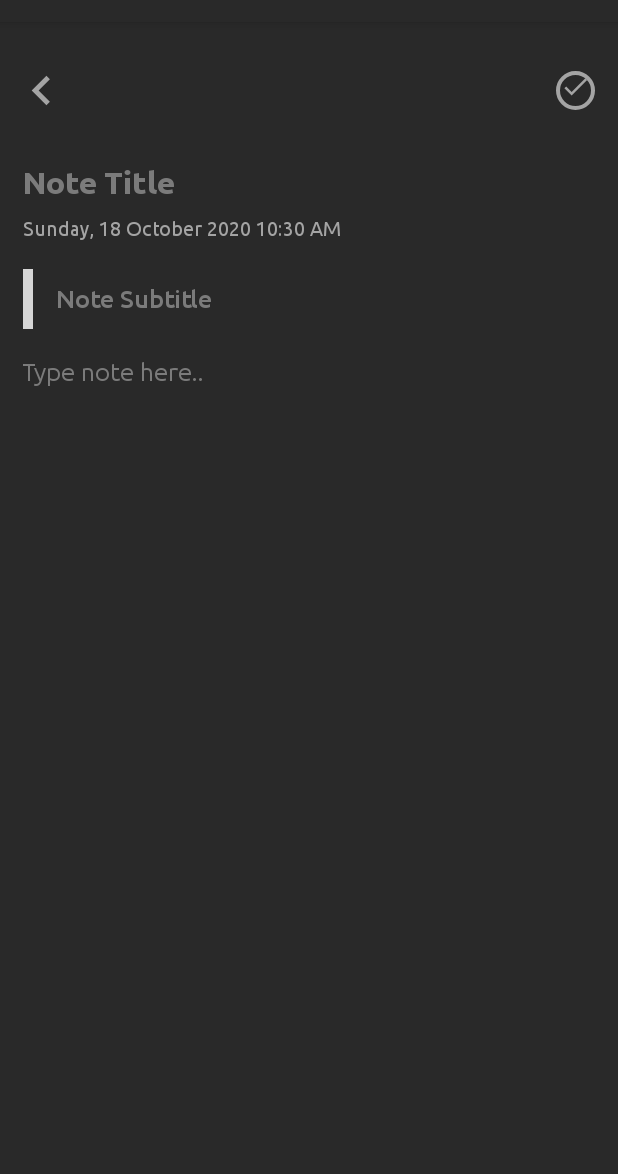
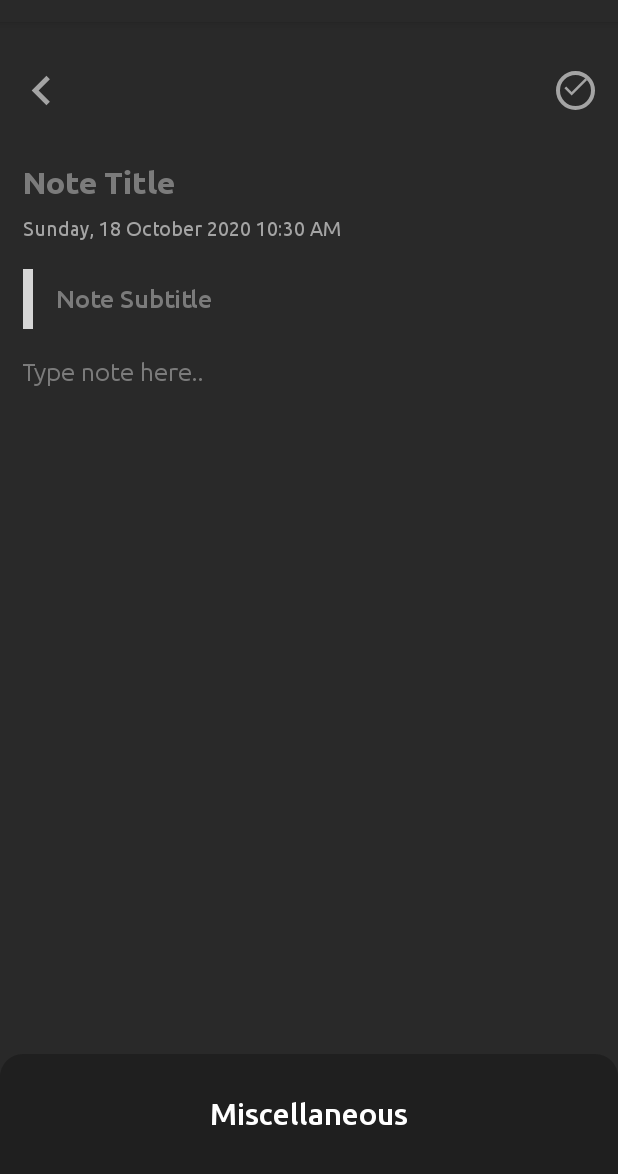
Before and after one commit to Fonsoooo/JAMNotes, an Android app: the CreateNoteActivity screen opened directly, with no data from a screen before it, on a phone screen of 412 x 824 dp, the part 62-1236 px from its top. Run offline under Robolectric (Android 15) with nearby library versions, the phone set to English and light mode, and no system bars; our stand-ins replace sdp/ssp sizes; 2 statements that could not run were skipped; grey boxes are pictures that could not be loaded.

Commit message:
Note Colors -added feature to select note color

```diff
--- a/app/src/main/java/com/example/mynotessss/activities/CreateNoteActivity.java
+++ b/app/src/main/java/com/example/mynotessss/activities/CreateNoteActivity.java
@@ -4,17 +4,21 @@
 
 import android.annotation.SuppressLint;
 import android.content.Intent;
+import android.graphics.Color;
+import android.graphics.drawable.GradientDrawable;
 import android.os.AsyncTask;
 import android.os.Bundle;
 import android.view.View;
 import android.widget.EditText;
 import android.widget.ImageView;
+import android.widget.LinearLayout;
 import android.widget.TextView;
 import android.widget.Toast;
 
 import com.example.mynotessss.R;
 import com.example.mynotessss.database.NotesDatabase;
 import com.example.mynotessss.entities.Note;
+import com.google.android.material.bottomsheet.BottomSheetBehavior;
 
 import java.text.SimpleDateFormat;
 import java.util.Date;
@@ -24,6 +28,10 @@
 
     private EditText inputNoteTitle, inputNoteSubtitle, inputNoteText;
     private TextView textDateTime;
+    private View viewSubtitleIndicator;
+
+    private String selectedNoteColor;
+
 
     @Override
     protected void onCreate(Bundle savedInstanceState) {
@@ -42,6 +50,7 @@
         inputNoteSubtitle = findViewById(R.id.inputNoteSubtitle);
         inputNoteText = findViewById(R.id.inputNote);
         textDateTime = findViewById(R.id.textDateTime);
+        viewSubtitleIndicator = findViewById(R.id.viewSubtitleIndicator);
 
         textDateTime.setText(
                 new SimpleDateFormat("EEEE, dd MMMM yyyy HH:mm a", Locale.getDefault())
@@ -58,7 +67,10 @@
             }
         });
 
+        selectedNoteColor = "#333333";
 
+        initMiscellaneous();
+        setSubtitleIndicatorColor();
 
     }
 
@@ -77,6 +89,7 @@
         note.setSubtitle(inputNoteSubtitle.getText().toString());
         note.setNoteText(inputNoteText.getText().toString());
         note.setDateTime(textDateTime.getText().toString());
+        note.setColor(selectedNoteColor);
 
         @SuppressLint("StaticFieldLeak")
         class SaveNoteTask extends AsyncTask<Void, Void, Void> {
@@ -97,4 +110,95 @@
 
         new SaveNoteTask().execute();
     }
+
+    private void initMiscellaneous() {
+        final LinearLayout layoutMiscellaneous = findViewById(R.id.layoutMiscellaneous);
+        final BottomSheetBehavior<LinearLayout> bottomSheetBehavior = BottomSheetBehavior.from(layoutMiscellaneous);
+        layoutMiscellaneous.findViewById(R.id.textMiscellanous).setOnClickListener(new View.OnClickListener() {
+            @Override
+            public void onClick(View v) {
+                if(bottomSheetBehavior.getState() != BottomSheetBehavior.STATE_EXPANDED) {
+                    bottomSheetBehavior.setState(BottomSheetBehavior.STATE_EXPANDED);
+                } else {
+                    bottomSheetBehavior.setState(BottomSheetBehavior.STATE_COLLAPSED);
+                }
+            }
+        });
+
+        final ImageView imageColor1 = layoutMiscellaneous.findViewById(R.id.imageColor1);
+        final ImageView imageColor2 = layoutMiscellaneous.findViewById(R.id.imageColor2);
+        final ImageView imageColor3 = layoutMiscellaneous.findViewById(R.id.imageColor3);
+        final ImageView imageColor4 = layoutMiscellaneous.findViewById(R.id.imageColor4);
+        final ImageView imageColor5 = layoutMiscellaneous.findViewById(R.id.imageColor5);
+
+        layoutMiscellaneous.findViewById(R.id.viewColor1).setOnClickListener(new View.OnClickListener() {
+            @Override
+            public void onClick(View v) {
+                selectedNoteColor = "#333333";
+                imageColor1.setImageResource(R.drawable.ic_done);
+                imageColor2.setImageResource(0);
+                imageColor3.setImageResource(0);
+                imageColor4.setImageResource(0);
+                imageColor5.setImageResource(0);
+                setSubtitleIndicatorColor();
+            }
+        });
+
+        layoutMiscellaneous.findViewById(R.id.viewColor2).setOnClickListener(new View.OnClickListener() {
+            @Override
+            public void onClick(View v) {
+                selectedNoteColor = "#FDBE3B";
+                imageColor1.setImageResource(0);
+                imageColor2.setImageResource(R.drawable.ic_done);
+                imageColor3.setImageResource(0);
+                imageColor4.setImageResource(0);
+                imageColor5.setImageResource(0);
+                setSubtitleIndicatorColor();
+            }
+        });
+
+        layoutMiscellaneous.findViewById(R.id.viewColor3).setOnClickListener(new View.OnClickListener() {
+            @Override
+            public void onClick(View v) {
+                selectedNoteColor = "#FF4842";
+                imageColor1.setImageResource(0);
+                imageColor2.setImageResource(0);
+                imageColor3.setImageResource(R.drawable.ic_done);
+                imageColor4.setImageResource(0);
+                imageColor5.setImageResource(0);
+                setSubtitleIndicatorColor();
+            }
+        });
+
+        layoutMiscellaneous.findViewById(R.id.viewColor4).setOnClickListener(new View.OnClickListener() {
+            @Override
+            public void onClick(View v) {
+                selectedNoteColor = "#3A52Fc";
+                imageColor1.setImageResource(0);
+                imageColor2.setImageResource(0);
+                imageColor3.setImageResource(0);
+                imageColor4.setImageResource(R.drawable.ic_done);
+                imageColor5.setImageResource(0);
+                setSubtitleIndicatorColor();
+            }
+        });
+
+        layoutMiscellaneous.findViewById(R.id.viewColor5).setOnClickListener(new View.OnClickListener() {
+            @Override
+            public void onClick(View v) {
+                selectedNoteColor = "#000000";
+                imageColor1.setImageResource(0);
+                imageColor2.setImageResource(0);
+                imageColor3.setImageResource(0);
+                imageColor4.setImageResource(0);
+                imageColor5.setImageResource(R.drawable.ic_done);
+                setSubtitleIndicatorColor();
+            }
+        });
+    }
+
+    private void setSubtitleIndicatorColor() {
+        GradientDrawable gradientDrawable = (GradientDrawable) viewSubtitleIndicator.getBackground();
+        gradientDrawable.setColor(Color.parseColor(selectedNoteColor));
+    }
 }
--- a/app/src/main/java/com/example/mynotessss/adapters/NotesAdapter.java
+++ b/app/src/main/java/com/example/mynotessss/adapters/NotesAdapter.java
@@ -1,8 +1,11 @@
 package com.example.mynotessss.adapters;
 
+import android.graphics.Color;
+import android.graphics.drawable.GradientDrawable;
 import android.view.LayoutInflater;
 import android.view.View;
 import android.view.ViewGroup;
+import android.widget.LinearLayout;
 import android.widget.TextView;
 
 import androidx.annotation.NonNull;
@@ -51,6 +54,7 @@
     static class NoteViewHolder extends RecyclerView.ViewHolder {
 
         TextView textTitle, textSubtitle, textDateTime;
+        LinearLayout layoutNote;
 
 
 
@@ -59,6 +63,7 @@
             textTitle = itemView.findViewById(R.id.textTitle);
             textSubtitle = itemView.findViewById(R.id.textSubtitle);
             textDateTime = itemView.findViewById(R.id.textDateTime);
+            layoutNote = itemView.findViewById(R.id.layoutNote);
         }
 
         void setNote(Note note) {
@@ -69,6 +74,13 @@
                 textSubtitle.setText(note.getSubtitle());
             }
             textDateTime.setText(note.getDateTime());
+
+            GradientDrawable gradientDrawable = (GradientDrawable) layoutNote.getBackground();
+            if(note.getColor() != null){
+                gradientDrawable.setColor(Color.parseColor(note.getColor()));
+            } else {
+                gradientDrawable.setColor(Color.parseColor("#333333"));
+            }
         }
 
     }
--- /dev/null
+++ b/app/src/main/res/drawable/background_miscellaneous.xml
@@ -0,0 +1,10 @@
+<?xml version="1.0" encoding="utf-8"?>
+<shape xmlns:android="http://schemas.android.com/apk/res/android">
+    android:shape="rectangle">
+
+    <solid android:color="@color/colorMiscellaneousBackground" />
+    <corners
+        android:topLeftRadius="15sp"
+        android:topRightRadius="15sp" />
+
+</shape>
--- /dev/null
+++ b/app/src/main/res/drawable/background_note_color_1.xml
@@ -0,0 +1,39 @@
+<?xml version="1.0" encoding="utf-8"?>
+<layer-list xmlns:android="http://schemas.android.com/apk/res/android">
+
+    <item>
+
+        <shape android:shape="oval">
+            <stroke
+                android:width="2sp"
+                android:color="@color/colorDefaultNoteColor"/>
+        </shape>
+
+    </item>
+
+    <item
+        android:bottom="3sp"
+        android:left="3sp"
+        android:right="3sp"
+        android:top="3sp">
+
+        <shape android:shape="oval">
+            <stroke
+                android:width="6sp"
+                android:color="@color/colorMiscellaneousBackground" />
+        </shape>
+    </item>
+
+    <item
+        android:bottom="6sp"
+        android:left="6sp"
+        android:right="6sp"
+        android:top="6sp">
+
+        <shape android:shape="oval">
+            <solid android:color="@color/colorMiscellaneousBackground" />
+        </shape>
+
+    </item>
+
+</layer-list>
--- /dev/null
+++ b/app/src/main/res/drawable/background_note_color_2.xml
@@ -0,0 +1,39 @@
+<?xml version="1.0" encoding="utf-8"?>
+<layer-list xmlns:android="http://schemas.android.com/apk/res/android">
+
+    <item>
+
+        <shape android:shape="oval">
+            <stroke
+                android:width="2sp"
+                android:color="@color/colorNoteColor2"/>
+        </shape>
+
+    </item>
+
+    <item
+        android:bottom="3sp"
+        android:left="3sp"
+        android:right="3sp"
+        android:top="3sp">
+
+        <shape android:shape="oval">
+            <stroke
+                android:width="6sp"
+                android:color="@color/colorMiscellaneousBackground" />
+        </shape>
+    </item>
+
+    <item
+        android:bottom="6sp"
+        android:left="6sp"
+        android:right="6sp"
+        android:top="6sp">
+
+        <shape android:shape="oval">
+            <solid android:color="@color/colorNoteColor2" />
+        </shape>
+
+    </item>
+
+</layer-list>
--- /dev/null
+++ b/app/src/main/res/drawable/background_note_color_3.xml
@@ -0,0 +1,39 @@
+<?xml version="1.0" encoding="utf-8"?>
+<layer-list xmlns:android="http://schemas.android.com/apk/res/android">
+
+    <item>
+
+        <shape android:shape="oval">
+            <stroke
+                android:width="2sp"
+                android:color="@color/colorNoteColor3"/>
+        </shape>
+
+    </item>
+
+    <item
+        android:bottom="3sp"
+        android:left="3sp"
+        android:right="3sp"
+        android:top="3sp">
+
+        <shape android:shape="oval">
+            <stroke
+                android:width="6sp"
+                android:color="@color/colorMiscellaneousBackground" />
+        </shape>
+    </item>
+
+    <item
+        android:bottom="6sp"
+        android:left="6sp"
+        android:right="6sp"
+        android:top="6sp">
+
+        <shape android:shape="oval">
+            <solid android:color="@color/colorNoteColor3" />
+        </shape>
+
+    </item>
+
+</layer-list>
--- /dev/null
+++ b/app/src/main/res/drawable/background_note_color_4.xml
@@ -0,0 +1,39 @@
+<?xml version="1.0" encoding="utf-8"?>
+<layer-list xmlns:android="http://schemas.android.com/apk/res/android">
+
+    <item>
+
+        <shape android:shape="oval">
+            <stroke
+                android:width="2sp"
+                android:color="@color/colorNoteColor4"/>
+        </shape>
+
+    </item>
+
+    <item
+        android:bottom="3sp"
+        android:left="3sp"
+        android:right="3sp"
+        android:top="3sp">
+
+        <shape android:shape="oval">
+            <stroke
+                android:width="6sp"
+                android:color="@color/colorMiscellaneousBackground" />
+        </shape>
+    </item>
+
+    <item
+        android:bottom="6sp"
+        android:left="6sp"
+        android:right="6sp"
+        android:top="6sp">
+
+        <shape android:shape="oval">
+            <solid android:color="@color/colorNoteColor4" />
+        </shape>
+
+    </item>
+
+</layer-list>
--- /dev/null
+++ b/app/src/main/res/drawable/background_note_color_5.xml
@@ -0,0 +1,39 @@
+<?xml version="1.0" encoding="utf-8"?>
+<layer-list xmlns:android="http://schemas.android.com/apk/res/android">
+
+    <item>
+
+        <shape android:shape="oval">
+            <stroke
+                android:width="2sp"
+                android:color="@color/colorNoteColor5"/>
+        </shape>
+
+    </item>
+
+    <item
+        android:bottom="3sp"
+        android:left="3sp"
+        android:right="3sp"
+        android:top="3sp">
+
+        <shape android:shape="oval">
+            <stroke
+                android:width="6sp"
+                android:color="@color/colorMiscellaneousBackground" />
+        </shape>
+    </item>
+
+    <item
+        android:bottom="6sp"
+        android:left="6sp"
+        android:right="6sp"
+        android:top="6sp">
+
+        <shape android:shape="oval">
+            <solid android:color="@color/colorNoteColor5" />
+        </shape>
+
+    </item>
+
+</layer-list>
--- a/app/src/main/res/layout/activity_create_note.xml
+++ b/app/src/main/res/layout/activity_create_note.xml
@@ -135,6 +135,9 @@
 
     </ScrollView>
 
+    <include layout="@layout/layout_miscellaneous" />
+
+
 
 
 </androidx.coordinatorlayout.widget.CoordinatorLayout>
--- /dev/null
+++ b/app/src/main/res/layout/layout_miscellaneous.xml
@@ -0,0 +1,145 @@
+<?xml version="1.0" encoding="utf-8"?>
+
+<LinearLayout xmlns:android="http://schemas.android.com/apk/res/android"
+    xmlns:app="http://schemas.android.com/apk/res-auto"
+    android:id="@+id/layoutMiscellaneous"
+    android:orientation="vertical"
+    android:layout_width="match_parent"
+    android:layout_height="match_parent"
+    android:background="@drawable/background_miscellaneous"
+    app:behavior_peekHeight="80dp"
+    app:layout_behavior="@string/bottom_sheet_behavior">
+
+    <TextView
+        android:id="@+id/textMiscellanous"
+        android:layout_width="match_parent"
+        android:layout_height="80sp"
+        android:fontFamily="@font/ubuntu_medium"
+        android:gravity="center"
+        android:includeFontPadding="false"
+        android:text="Miscellaneous"
+        android:textColor="@color/colorWhite"
+        android:textSize="20sp"/>
+
+    <LinearLayout
+        android:id="@+id/layoutNoteColor"
+        android:layout_width="match_parent"
+        android:layout_height="wrap_content"
+        android:layout_margin="10sp"
+        android:gravity="center_vertical"
+        android:orientation="horizontal">
+
+        <FrameLayout
+            android:layout_width="0dp"
+            android:layout_height="wrap_content"
+            android:layout_weight="1">
+
+            <View
+                android:id="@+id/viewColor1"
+                android:layout_width="40dp"
+                android:layout_height="40dp"
+                android:background="@drawable/background_note_color_1" />
+
+            <ImageView
+                android:id="@+id/imageColor1"
+                android:layout_width="40dp"
+                android:layout_height="40dp"
+                android:contentDescription="@string/app_name"
+                android:padding="10dp"
+                android:src="@drawable/ic_done"
+                app:tint="@color/colorWhite" />
+        </FrameLayout>
+
+        <FrameLayout
+            android:layout_width="0dp"
+            android:layout_height="wrap_content"
+            android:layout_weight="1">
+
+            <View
+                android:id="@+id/viewColor2"
+                android:layout_width="40dp"
+                android:layout_height="40dp"
+                android:background="@drawable/background_note_color_2" />
+
+            <ImageView
+                android:id="@+id/imageColor2"
+                android:layout_width="40dp"
+                android:layout_height="40dp"
+                android:contentDescription="@string/app_name"
+                android:padding="10dp"
+                app:tint="@color/colorWhite" />
+        </FrameLayout>
+
+        <FrameLayout
+            android:layout_width="0dp"
+            android:layout_height="wrap_content"
+            android:layout_weight="1">
+
+            <View
+                android:id="@+id/viewColor3"
+                android:layout_width="40dp"
+                android:layout_height="40dp"
+                android:background="@drawable/background_note_color_3" />
+
+            <ImageView
+                android:id="@+id/imageColor3"
+                android:layout_width="40dp"
+                android:layout_height="40dp"
+                android:contentDescription="@string/app_name"
+                android:padding="10dp"
+                app:tint="@color/colorWhite" />
+        </FrameLayout>
+
+        <FrameLayout
+            android:layout_width="0dp"
+            android:layout_height="wrap_content"
+            android:layout_weight="1">
+
+            <View
+                android:id="@+id/viewColor4"
+                android:layout_width="40dp"
+                android:layout_height="40dp"
+                android:background="@drawable/background_note_color_4" />
+
+            <ImageView
+                android:id="@+id/imageColor4"
+                android:layout_width="40dp"
+                android:layout_height="40dp"
+                android:contentDescription="@string/app_name"
+                android:padding="10dp"
+                app:tint="@color/colorWhite" />
+        </FrameLayout>
+
+        <FrameLayout
+            android:layout_width="0dp"
+            android:layout_height="wrap_content"
+            android:layout_weight="1">
+
+            <View
+                android:id="@+id/viewColor5"
+                android:layout_width="40dp"
+                android:layout_height="40dp"
+                android:background="@drawable/background_note_color_5" />
+
+            <ImageView
+                android:id="@+id/imageColor5"
+                android:layout_width="40dp"
+                android:layout_height="40dp"
+                android:contentDescription="@string/app_name"
+                android:padding="10dp"
+                app:tint="@color/colorWhite" />
+        </FrameLayout>
+
+        <TextView
+            android:layout_width="wrap_content"
+            android:layout_height="wrap_content"
+            android:fontFamily="@font/ubuntu_medium"
+            android:includeFontPadding="false"
+            android:text="Pick Color"
+            android:textColor="@color/colorWhite"
+            android:textSize="13dp"/>
+    </LinearLayout>
+
+
+
+</LinearLayout>
```
